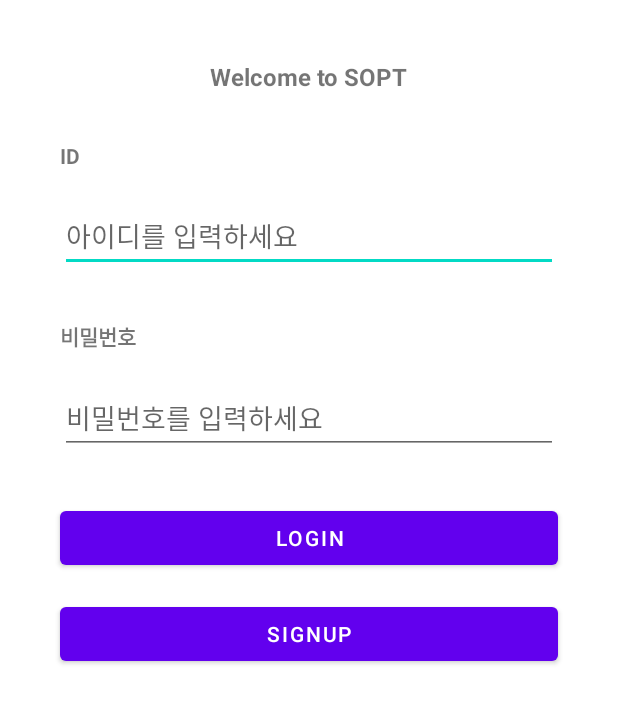
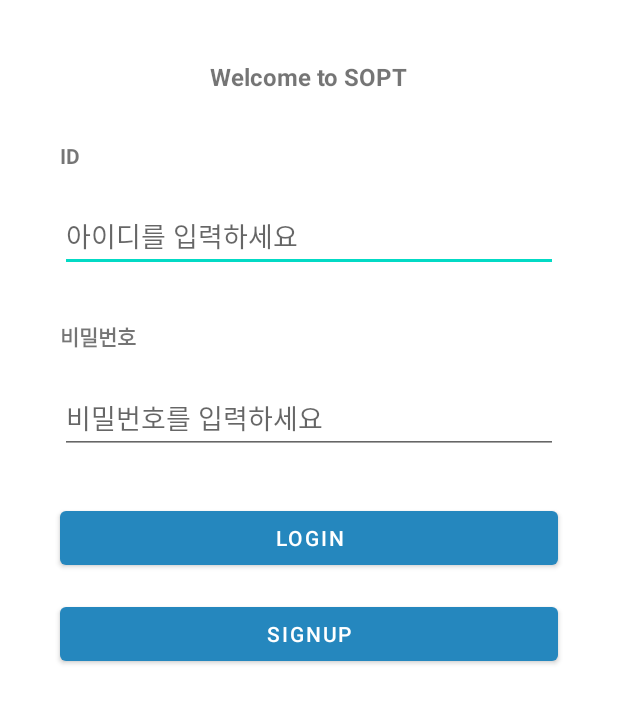
Before and after one commit to IN-SOPT-ANDROID/taehee-lee, an Android app: the screen it shows after launch (LoginActivity), on a phone screen of 412 x 824 dp. Shown: the top 703 px of the screen. Run offline under Robolectric (Android 15) with nearby library versions, the phone set to English and light mode, and no system bars; libraries missing offline, so code that uses them is left out: com.jakewharton.retrofit2.

Commit message:
primary color 변경

```diff
--- a/app/src/main/res/values/themes.xml
+++ b/app/src/main/res/values/themes.xml
@@ -2,8 +2,8 @@
     <!-- Base application theme. -->
     <style name="Theme.INSOPTAndroidPractice" parent="Theme.MaterialComponents.DayNight.DarkActionBar">
         <!-- Primary brand color. -->
-        <item name="colorPrimary">@color/purple_500</item>
-        <item name="colorPrimaryVariant">@color/purple_700</item>
+        <item name="colorPrimary">#2587be</item>
+        <item name="colorPrimaryVariant">#25a5be</item>
         <item name="colorOnPrimary">@color/white</item>
         <!-- Secondary brand color. -->
         <item name="colorSecondary">@color/teal_200</item>
```
